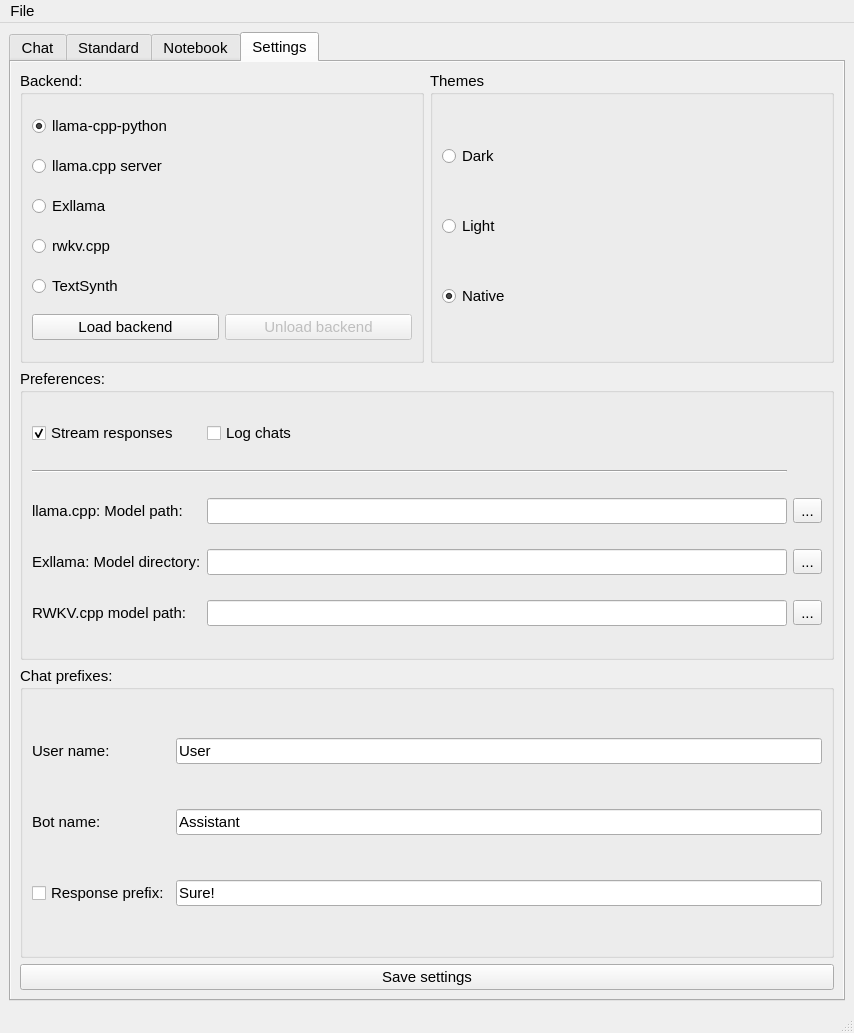
Above: assets/ui/magi_llm_ui.ui from shinomakoi/magi_llm_gui before the change. Below: the same form after it.
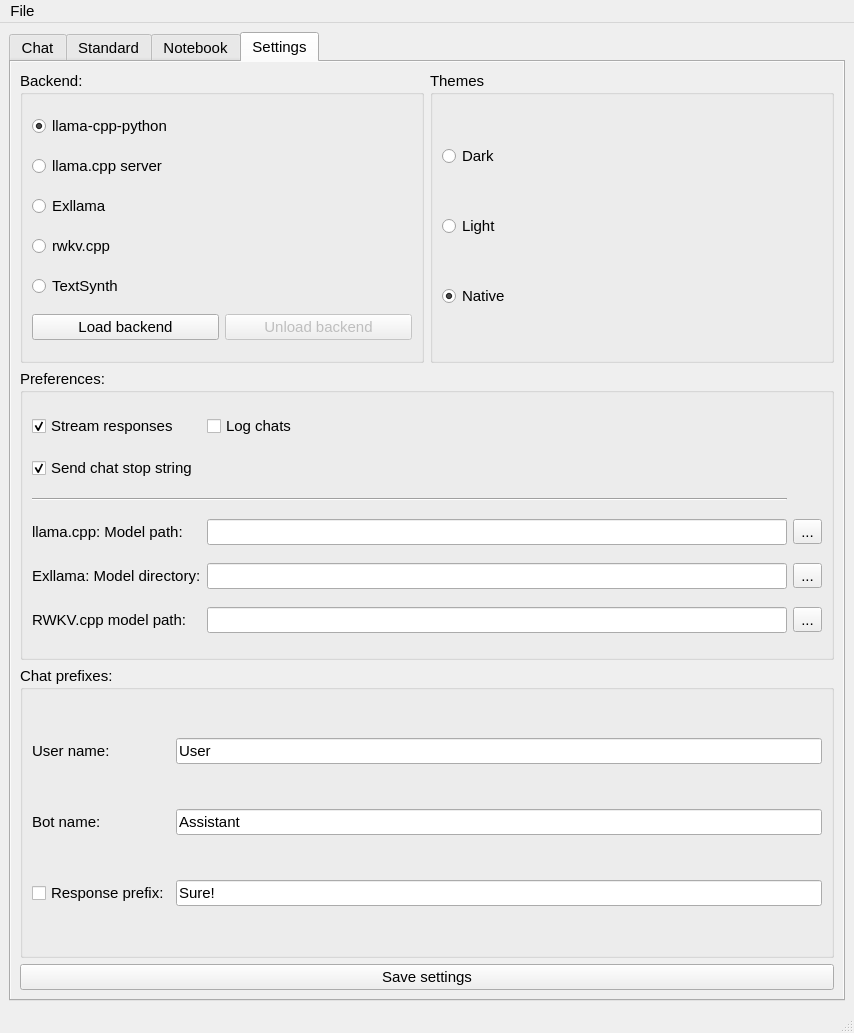
That is the form after the change. The open tabs and pages were chosen to show the change.

Commit message: Stop string option

Patch:
```diff
--- a/assets/ui/magi_llm_ui.ui
+++ b/assets/ui/magi_llm_ui.ui
@@ -448,7 +448,7 @@
            <string>Preferences:</string>
           </property>
           <layout class="QGridLayout" name="gridLayout_5">
-           <item row="2" column="0">
+           <item row="4" column="0">
             <widget class="QLabel" name="label_28">
              <property name="text">
               <string>llama.cpp: Model path:</string>
@@ -468,6 +468,20 @@
              </property>
             </widget>
            </item>
+           <item row="6" column="2">
+            <widget class="QToolButton" name="RWKVcppModelSelect">
+             <property name="text">
+              <string>...</string>
+             </property>
+            </widget>
+           </item>
+           <item row="5" column="0">
+            <widget class="QLabel" name="label_3">
+             <property name="text">
+              <string>Exllama: Model directory:</string>
+             </property>
+            </widget>
+           </item>
            <item row="0" column="1">
             <widget class="QCheckBox" name="logChatCheck">
              <property name="toolTip">
@@ -481,14 +495,31 @@
              </property>
             </widget>
            </item>
-           <item row="3" column="0">
-            <widget class="QLabel" name="label_3">
+           <item row="3" column="0" colspan="2">
+            <widget class="Line" name="line">
+             <property name="orientation">
+              <enum>Qt::Horizontal</enum>
+             </property>
+            </widget>
+           </item>
+           <item row="6" column="1">
+            <widget class="QLineEdit" name="rwkvCppModelPath">
+             <property name="toolTip">
+              <string>Path to GGML model for rwkv.cpp</string>
+             </property>
+            </widget>
+           </item>
+           <item row="5" column="2">
+            <widget class="QToolButton" name="exllamaModelSelect">
+             <property name="toolTip">
+              <string>Select Exllama model folder</string>
+             </property>
              <property name="text">
-              <string>Exllama: Model directory:</string>
+              <string>...</string>
              </property>
             </widget>
            </item>
-           <item row="2" column="1">
+           <item row="4" column="1">
             <widget class="QLineEdit" name="cppModelPath">
              <property name="toolTip">
               <string>Path to GGML model for llama.cpp</string>
@@ -498,7 +529,14 @@
              </property>
             </widget>
            </item>
-           <item row="2" column="2">
+           <item row="6" column="0">
+            <widget class="QLabel" name="label_2">
+             <property name="text">
+              <string>RWKV.cpp model path:</string>
+             </property>
+            </widget>
+           </item>
+           <item row="4" column="2">
             <widget class="QToolButton" name="cppModelSelect">
              <property name="toolTip">
               <string>Select GGML model</string>
@@ -511,35 +549,7 @@
              </property>
             </widget>
            </item>
-           <item row="1" column="0" colspan="2">
-            <widget class="Line" name="line">
-             <property name="orientation">
-              <enum>Qt::Horizontal</enum>
-             </property>
-            </widget>
-           </item>
-           <item row="4" column="2">
-            <widget class="QToolButton" name="RWKVcppModelSelect">
-             <property name="text">
-              <string>...</string>
-             </property>
-            </widget>
-           </item>
-           <item row="4" column="0">
-            <widget class="QLabel" name="label_2">
-             <property name="text">
-              <string>RWKV.cpp model path:</string>
-             </property>
-            </widget>
-           </item>
-           <item row="4" column="1">
-            <widget class="QLineEdit" name="rwkvCppModelPath">
-             <property name="toolTip">
-              <string>Path to GGML model for rwkv.cpp</string>
-             </property>
-            </widget>
-           </item>
-           <item row="3" column="1">
+           <item row="5" column="1">
             <widget class="QLineEdit" name="exllamaModelPath">
              <property name="toolTip">
               <string>Path to Exllama GPTQ model folder (mode file, tokenizer.json, config.json)</string>
@@ -549,13 +559,13 @@
              </property>
             </widget>
            </item>
-           <item row="3" column="2">
-            <widget class="QToolButton" name="exllamaModelSelect">
-             <property name="toolTip">
-              <string>Select Exllama model folder</string>
-             </property>
+           <item row="1" column="0">
+            <widget class="QCheckBox" name="sendStopStringCheck">
              <property name="text">
-              <string>...</string>
+              <string>Send chat stop string</string>
+             </property>
+             <property name="checked">
+              <bool>true</bool>
              </property>
             </widget>
            </item>
```
The commit also changes 5 other files.
